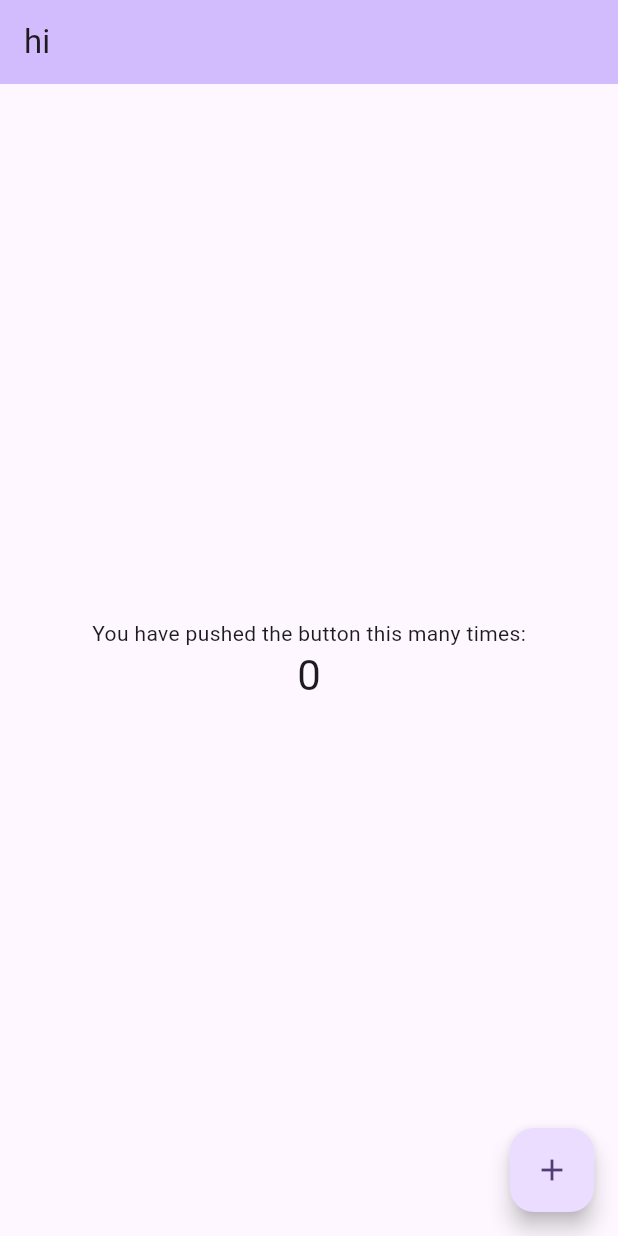
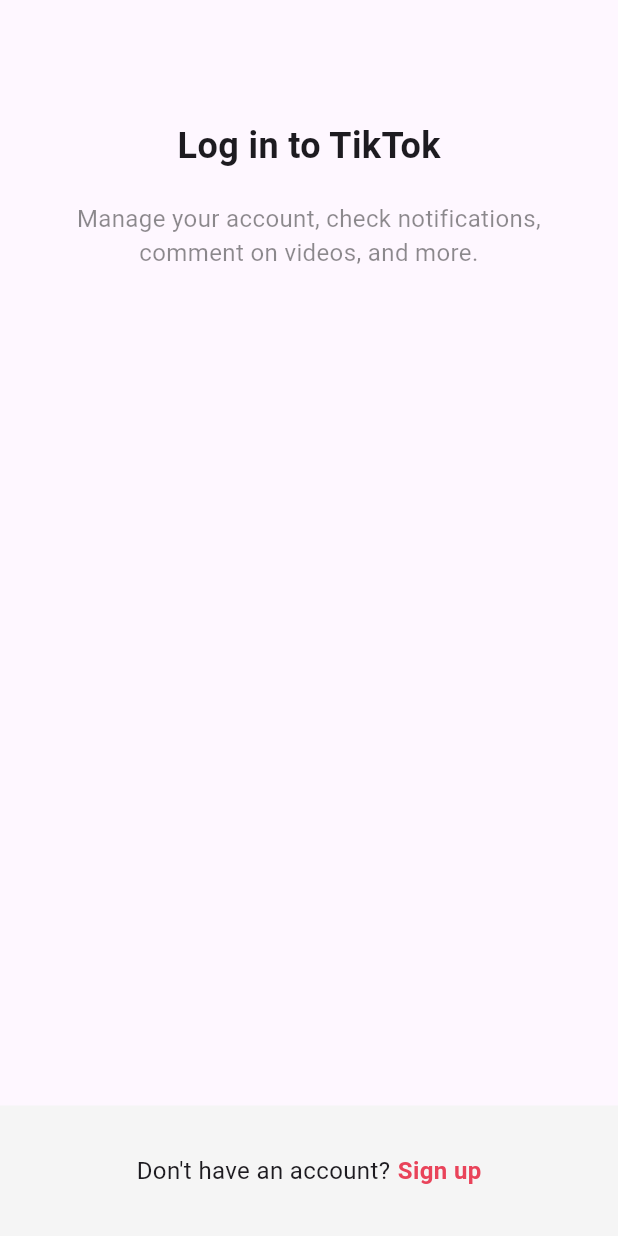
Before and after one commit to Jpumpkin1223/flutter_tiktok_clone, a Flutter app: the screen it shows after launch, on a phone screen of 412 x 824 dp. Run offline on Flutter 3.47's test engine with Material 3 defaults, Android fonts, the phone set to English and light mode, and no system bars.

Commit message:
feat: Add sign-in and sign-up screens
- Added `SignInScreen` widget with UI for logging in to TikTok
- Added `SignUpScreen` widget with UI for signing up for TikTok
- Created navigation between the sign-in and sign-up screens

```diff
--- a/lib/main.dart
+++ b/lib/main.dart
@@ -1,4 +1,5 @@
 import 'package:flutter/material.dart';
+import 'package:flutter_tiktok_clone/screens/sign_in_screen.dart';
 
 void main() {
   runApp(const MyApp());
@@ -11,115 +12,11 @@ class MyApp extends StatelessWidget {
   @override
   Widget build(BuildContext context) {
     return MaterialApp(
-      title: 'Flutter Demo',
-      theme: ThemeData(
-        // This is the theme of your application.
-        //
-        // TRY THIS: Try running your application with "flutter run". You'll see
-        // the application has a purple toolbar. Then, without quitting the app,
-        // try changing the seedColor in the colorScheme below to Colors.green
-        // and then invoke "hot reload" (save your changes or press the "hot
-        // reload" button in a Flutter-supported IDE, or press "r" if you used
-        // the command line to start the app).
-        //
-        // Notice that the counter didn't reset back to zero; the application
-        // state is not lost during the reload. To reset the state, use hot
-        // restart instead.
-        //
-        // This works for code too, not just values: Most code changes can be
-        // tested with just a hot reload.
-        colorScheme: ColorScheme.fromSeed(seedColor: Colors.deepPurple),
-        useMaterial3: true,
-      ),
-      home: const MyHomePage(title: 'Flutter Demo Home Page'),
-    );
+        title: 'Flutter Demo',
+        debugShowCheckedModeBanner: false,
+        theme: ThemeData(
+          primaryColor: const Color(0xFFE9435A),
+        ),
+        home: SignInScreen());
   }
 }
-
-class MyHomePage extends StatefulWidget {
-  const MyHomePage({super.key, required this.title});
-
-  // This widget is the home page of your application. It is stateful, meaning
-  // that it has a State object (defined below) that contains fields that affect
-  // how it looks.
-
-  // This class is the configuration for the state. It holds the values (in this
-  // case the title) provided by the parent (in this case the App widget) and
-  // used by the build method of the State. Fields in a Widget subclass are
-  // always marked "final".
-
-  final String title;
-
-  @override
-  State<MyHomePage> createState() => _MyHomePageState();
-}
-
-class _MyHomePageState extends State<MyHomePage> {
-  int _counter = 0;
-
-  void _incrementCounter() {
-    setState(() {
-      // This call to setState tells the Flutter framework that something has
-      // changed in this State, which causes it to rerun the build method below
-      // so that the display can reflect the updated values. If we changed
-      // _counter without calling setState(), then the build method would not be
-      // called again, and so nothing would appear to happen.
-      _counter++;
-    });
-  }
-
-  @override
-  Widget build(BuildContext context) {
-    // This method is rerun every time setState is called, for instance as done
-    // by the _incrementCounter method above.
-    //
-    // The Flutter framework has been optimized to make rerunning build methods
-    // fast, so that you can just rebuild anything that needs updating rather
-    // than having to individually change instances of widgets.
-    return Scaffold(
-      appBar: AppBar(
-        // TRY THIS: Try changing the color here to a specific color (to
-        // Colors.amber, perhaps?) and trigger a hot reload to see the AppBar
-        // change color while the other colors stay the same.
-        backgroundColor: Theme.of(context).colorScheme.inversePrimary,
-        // Here we take the value from the MyHomePage object that was created by
-        // the App.build method, and use it to set our appbar title.
-        title: Text('hi'),
-      ),
-      body: Center(
-        // Center is a layout widget. It takes a single child and positions it
-        // in the middle of the parent.
-        child: Column(
-          // Column is also a layout widget. It takes a list of children and
-          // arranges them vertically. By default, it sizes itself to fit its
-          // children horizontally, and tries to be as tall as its parent.
-          //
-          // Column has various properties to control how it sizes itself and
-          // how it positions its children. Here we use mainAxisAlignment to
-          // center the children vertically; the main axis here is the vertical
-          // axis because Columns are vertical (the cross axis would be
-          // horizontal).
-          //
-          // TRY THIS: Invoke "debug painting" (choose the "Toggle Debug Paint"
-          // action in the IDE, or press "p" in the console), to see the
-          // wireframe for each widget.
-          mainAxisAlignment: MainAxisAlignment.center,
-          children: <Widget>[
-            const Text(
-              'You have pushed the button this many times:',
-            ),
-            Text(
-              '$_counter',
-              style: Theme.of(context).textTheme.headlineMedium,
-            ),
-          ],
-        ),
-      ),
-      floatingActionButton: FloatingActionButton(
-        onPressed: _incrementCounter,
-        tooltip: 'Increment',
-        child: const Icon(Icons.add),
-      ), // This trailing comma makes auto-formatting nicer for build methods.
-    );
-  }
-}
--- /dev/null
+++ b/lib/screens/sign_in_screen.dart
@@ -0,0 +1,81 @@
+import 'package:flutter/material.dart';
+import 'package:flutter_tiktok_clone/constants/gaps.dart';
+import 'package:flutter_tiktok_clone/constants/sizes.dart';
+import 'package:flutter_tiktok_clone/screens/sign_up_screen.dart';
+
+class SignInScreen extends StatelessWidget {
+  const SignInScreen({super.key});
+
+  void onSignUpTap(BuildContext context) {
+    Navigator.of(context).push(
+      MaterialPageRoute(
+        builder: (context) => const SignUpScreen(),
+      ),
+    );
+  }
+
+  @override
+  Widget build(BuildContext context) {
+    return Scaffold(
+      body: SafeArea(
+        child: Padding(
+          padding: const EdgeInsets.symmetric(
+            horizontal: Sizes.size40,
+          ),
+          child: Column(
+            children: const [
+              Gaps.v80,
+              Text(
+                "Log in to TikTok",
+                style: TextStyle(
+                  fontSize: Sizes.size24,
+                  fontWeight: FontWeight.w700,
+                ),
+              ),
+              Gaps.v20,
+              Text(
+                "Manage your account, check notifications, comment on videos, and more.",
+                style: TextStyle(
+                  fontSize: Sizes.size16,
+                  color: Colors.black45,
+                ),
+                textAlign: TextAlign.center,
+              ),
+            ],
+          ),
+        ),
+      ),
+      bottomNavigationBar: Container(
+        color: Colors.grey.shade100,
+        child: Padding(
+          padding: const EdgeInsets.symmetric(
+            vertical: Sizes.size32,
+          ),
+          child: Row(
+            mainAxisAlignment: MainAxisAlignment.center,
+            children: [
+              const Text(
+                "Don't have an account?",
+                style: TextStyle(
+                  fontSize: Sizes.size16,
+                ),
+              ),
+              Gaps.h5,
+              GestureDetector(
+                onTap: () => onSignUpTap(context),
+                child: Text(
+                  "Sign up",
+                  style: TextStyle(
+                    fontSize: Sizes.size16,
+                    fontWeight: FontWeight.w600,
+                    color: Theme.of(context).primaryColor,
+                  ),
+                ),
+              ),
+            ],
+          ),
+        ),
+      ),
+    );
+  }
+}
```
Also changed, not shown: lib/screens/sign_up_screen.dart (added, +83 -0 lines).
